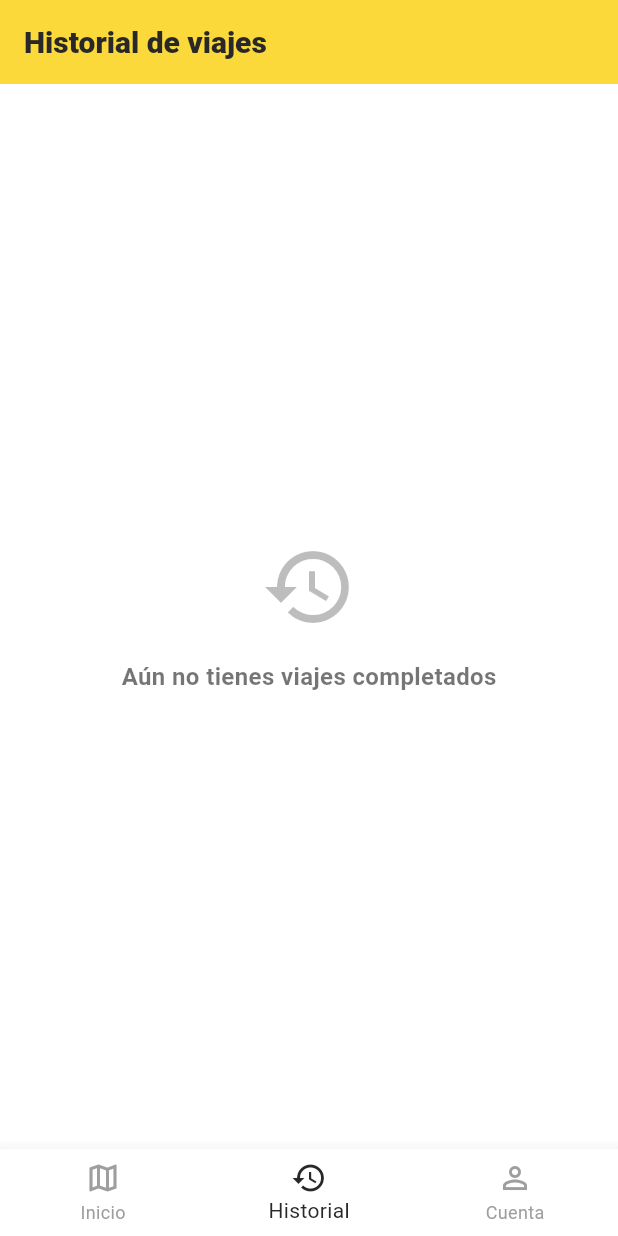
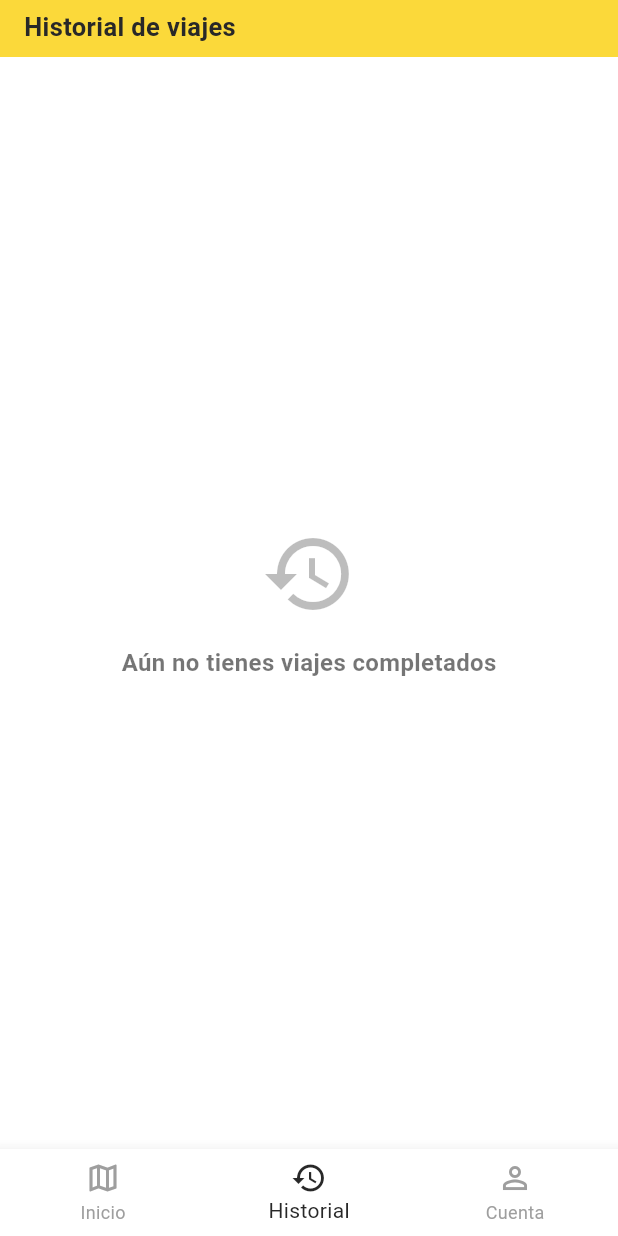
Before and after one commit to Minicodeveloper/mijanodrive, a Flutter app: the DriverMainLayout screen opened by its route, item 2 of the bottom bar chosen, on a phone screen of 412 x 824 dp. Run offline on Flutter 3.47's test engine with Material 3 defaults, Android fonts, the phone set to English and light mode, and no system bars; our stand-ins replace cloud_firestore, firebase_auth, firebase_core, firebase_storage, geocoding, geolocator and 4 more; accounts and stored records are empty.

Commit message:
Se quito el duplicado de panel de conductor

```diff
--- a/lib/screens/driver/driver_dashboard_screen.dart
+++ b/lib/screens/driver/driver_dashboard_screen.dart
@@ -6,7 +6,6 @@ import '../../services/auth_service.dart';
 import '../../services/firestore_service.dart';
 import '../../services/location_service.dart';
 import '../../theme.dart';
-
 
 class DriverDashboardScreen extends StatefulWidget {
   const DriverDashboardScreen({super.key});
@@ -19,7 +18,6 @@ class _DriverDashboardScreenState extends State<DriverDashboardScreen> {
   final _fs = FirestoreService.instance;
   final _auth = AuthService.instance;
   bool _available = true;
-
 
   final Completer<GoogleMapController> _mapController = Completer();
 
@@ -110,16 +108,9 @@ class _DriverDashboardScreenState extends State<DriverDashboardScreen> {
 
   @override
   Widget build(BuildContext context) {
+    // Ya NO devolvemos un Scaffold aquí, sino un Column para acoplarnos al layout principal
     return Scaffold(
-      appBar: AppBar(
-        title: const Text('Panel del conductor'),
-        actions: [
-          IconButton(
-            icon: const Icon(Icons.person),
-            onPressed: () => Navigator.pushNamed(context, '/profile'),
-          ),
-        ],
-      ),
+      // Mantenemos el botón flotante S.O.S. en esta pantalla
       floatingActionButton: FloatingActionButton.extended(
         backgroundColor: MijanoTheme.signal,
         foregroundColor: Colors.white,
@@ -129,14 +120,14 @@ class _DriverDashboardScreenState extends State<DriverDashboardScreen> {
       ),
       body: Column(
         children: [
-          // Estado de disponibilidad
+          // Estado de disponibilidad compacto
           Container(
             color: MijanoTheme.sol,
-            padding: const EdgeInsets.fromLTRB(20, 8, 20, 16),
+            padding: const EdgeInsets.symmetric(horizontal: 16, vertical: 8),
             child: Row(
               children: [
                 Icon(_available ? Icons.check_circle : Icons.pause_circle,
-                    color: MijanoTheme.ink),
+                    color: MijanoTheme.ink, size: 20),
                 const SizedBox(width: 10),
                 Expanded(
                   child: Text(
@@ -156,7 +147,7 @@ class _DriverDashboardScreenState extends State<DriverDashboardScreen> {
 
           // Encabezado de ciudad
           Padding(
-            padding: const EdgeInsets.all(12),
+            padding: const EdgeInsets.symmetric(horizontal: 12, vertical: 8),
             child: Row(
               children: [
                 const Icon(Icons.location_on, size: 18),
@@ -167,7 +158,7 @@ class _DriverDashboardScreenState extends State<DriverDashboardScreen> {
             ),
           ),
 
-
+          // Mapa
           Expanded(
             flex: 2,
             child: GoogleMap(
--- a/lib/screens/driver/driver_main_layout.dart
+++ b/lib/screens/driver/driver_main_layout.dart
@@ -14,7 +14,6 @@ class DriverMainLayout extends StatefulWidget {
 class _DriverMainLayoutState extends State<DriverMainLayout> {
   int _currentIndex = 0;
 
-
   final List<Widget> _screens = [
     const DriverDashboardScreen(),
     const DriverHistoryScreen(),
@@ -24,18 +23,51 @@ class _DriverMainLayoutState extends State<DriverMainLayout> {
   @override
   Widget build(BuildContext context) {
     return Scaffold(
-      appBar: AppBar(
-        title: Text(_currentIndex == 0
+      body: Column(
+        children: [
+          // Barra superior personalizada, elegante y delgada
+          Container(
+            color: MijanoTheme.sol,
+            padding: EdgeInsets.only(
+              top: MediaQuery.of(context).padding.top + 6,
+              bottom: 8,
+              left: 16,
+              right: 16,
+            ),
+            child: Row(
+              mainAxisAlignment: MainAxisAlignment.spaceBetween,
+              children: [
+                Text(
+                  _currentIndex == 0
                       ? 'Panel del conductor'
                       : _currentIndex == 1
                           ? 'Historial de viajes'
-                : 'Mi Cuenta'),
-        backgroundColor: MijanoTheme.sol,
-        automaticallyImplyLeading: false,
+                          : 'Mi Cuenta',
+                  style: const TextStyle(
+                    fontSize: 17,
+                    fontWeight: FontWeight.bold,
+                    color: MijanoTheme.ink,
                   ),
-      body: IndexedStack(
+                ),
+                if (_currentIndex == 0)
+                  IconButton(
+                    icon: const Icon(Icons.person, color: MijanoTheme.ink, size: 22),
+                    constraints: const BoxConstraints(),
+                    padding: EdgeInsets.zero,
+                    // Acción que te lleva al perfil al presionar la personita
+                    onPressed: () => Navigator.pushNamed(context, '/profile'),
+                  ),
+              ],
+            ),
+          ),
+          // Contenido de las pestañas
+          Expanded(
+            child: IndexedStack(
               index: _currentIndex,
               children: _screens,
+            ),
+          ),
+        ],
       ),
       bottomNavigationBar: BottomNavigationBar(
         currentIndex: _currentIndex,
```
Lines whose indentation alone changed are shown as unchanged.
